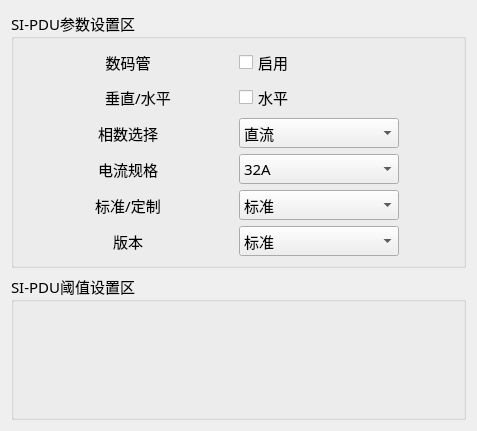
Before: the Qt Designer form PDU-MonitorDebug/setting/set_siwid.ui in ChinaClever/PDU-MonitorDebug, drawn with Qt 5.
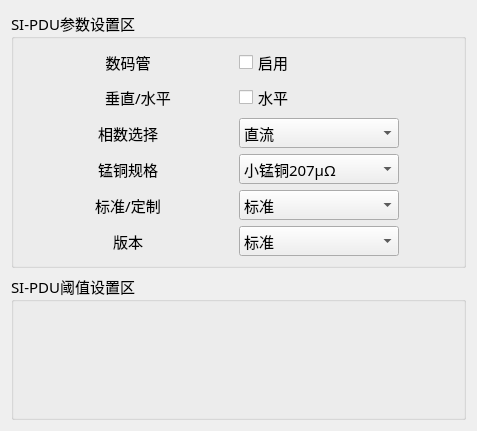
After: the same form once the commit is applied.

Diff of the .ui file:
```diff
--- a/PDU-MonitorDebug/setting/set_siwid.ui
+++ b/PDU-MonitorDebug/setting/set_siwid.ui
@@ -51,7 +51,7 @@
          </size>
         </property>
         <property name="text">
-         <string>电流规格</string>
+         <string>锰铜规格</string>
         </property>
         <property name="alignment">
          <set>Qt::AlignCenter</set>
@@ -133,7 +133,7 @@
         </property>
         <item>
          <property name="text">
-          <string>32A</string>
+          <string>小锰铜207μΩ</string>
          </property>
         </item>
         <item>
```
Left out of the diff: 14 changed lines with no effect on the pictures.
